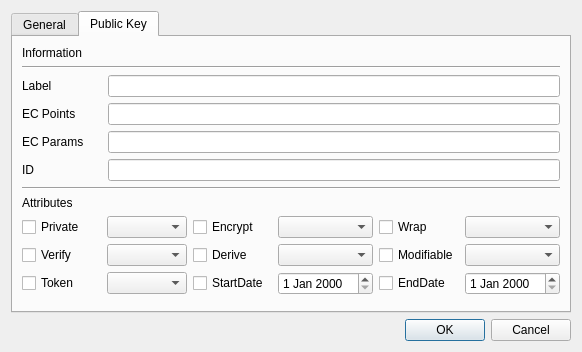
Qt form CryptokiMan/create_ec_pub_key_dlg.ui (jykim74/CryptokiMan) before a commit.
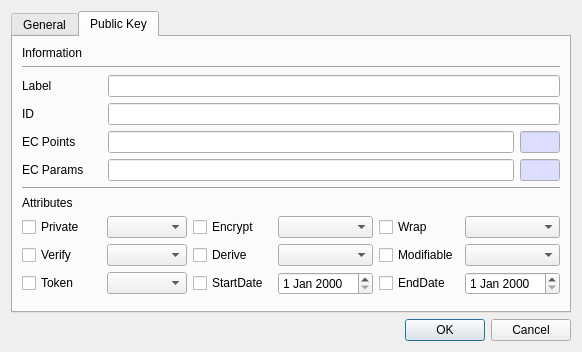
The same form after that commit. The open tabs and pages were chosen to show the change.

```diff
--- a/CryptokiMan/create_ec_pub_key_dlg.ui
+++ b/CryptokiMan/create_ec_pub_key_dlg.ui
@@ -305,28 +305,32 @@
           <number>0</number>
          </property>
          <item row="1" column="0">
+          <widget class="QLabel" name="label_7">
+           <property name="text">
+            <string>ID</string>
+           </property>
+          </widget>
+         </item>
+         <item row="3" column="1">
+          <widget class="QLineEdit" name="mECParamsText"/>
+         </item>
+         <item row="2" column="1">
+          <widget class="QLineEdit" name="mECPointsText"/>
+         </item>
+         <item row="2" column="0">
           <widget class="QLabel" name="label_5">
            <property name="text">
             <string>EC Points</string>
            </property>
           </widget>
          </item>
-         <item row="0" column="1">
-          <widget class="QLineEdit" name="mLabelText"/>
-         </item>
-         <item row="2" column="0">
+         <item row="3" column="0">
           <widget class="QLabel" name="label_6">
            <property name="text">
             <string>EC Params</string>
            </property>
           </widget>
          </item>
-         <item row="1" column="1">
-          <widget class="QLineEdit" name="mECPointsText"/>
-         </item>
-         <item row="2" column="1">
-          <widget class="QLineEdit" name="mECParamsText"/>
-         </item>
          <item row="0" column="0">
           <widget class="QLabel" name="label_4">
            <property name="minimumSize">
@@ -340,14 +344,122 @@
            </property>
           </widget>
          </item>
-         <item row="3" column="0">
-          <widget class="QLabel" name="label_7">
-           <property name="text">
-            <string>ID</string>
+         <item row="2" column="2">
+          <widget class="QLineEdit" name="mECPointsLenText">
+           <property name="minimumSize">
+            <size>
+             <width>40</width>
+             <height>0</height>
+            </size>
            </property>
+           <property name="maximumSize">
+            <size>
+             <width>40</width>
+             <height>16777215</height>
+            </size>
+           </property>
+           <property name="palette">
+            <palette>
+             <active>
+              <colorrole role="Base">
+               <brush brushstyle="SolidPattern">
+                <color alpha="255">
+                 <red>221</red>
+                 <green>221</green>
+                 <blue>255</blue>
+                </color>
+               </brush>
+              </colorrole>
+             </active>
+             <inactive>
+              <colorrole role="Base">
+               <brush brushstyle="SolidPattern">
+                <color alpha="255">
+                 <red>221</red>
+                 <green>221</green>
+                 <blue>255</blue>
+                </color>
+               </brush>
+              </colorrole>
+             </inactive>
+             <disabled>
+              <colorrole role="Base">
+               <brush brushstyle="SolidPattern">
+                <color alpha="255">
+                 <red>240</red>
+                 <green>240</green>
+                 <blue>240</blue>
+                </color>
+               </brush>
+              </colorrole>
+             </disabled>
+            </palette>
+           </property>
+           <property name="readOnly">
+            <bool>true</bool>
+           </property>
           </widget>
          </item>
-         <item row="3" column="1">
+         <item row="3" column="2">
+          <widget class="QLineEdit" name="mECParamsLenText">
+           <property name="minimumSize">
+            <size>
+             <width>40</width>
+             <height>0</height>
+            </size>
+           </property>
+           <property name="maximumSize">
+            <size>
+             <width>40</width>
+             <height>16777215</height>
+            </size>
+           </property>
+           <property name="palette">
+            <palette>
+             <active>
+              <colorrole role="Base">
+               <brush brushstyle="SolidPattern">
+                <color alpha="255">
+                 <red>221</red>
+                 <green>221</green>
+                 <blue>255</blue>
+                </color>
+               </brush>
+              </colorrole>
+             </active>
+             <inactive>
+              <colorrole role="Base">
+               <brush brushstyle="SolidPattern">
+                <color alpha="255">
+                 <red>221</red>
+                 <green>221</green>
+                 <blue>255</blue>
+                </color>
+               </brush>
+              </colorrole>
+             </inactive>
+             <disabled>
+              <colorrole role="Base">
+               <brush brushstyle="SolidPattern">
+                <color alpha="255">
+                 <red>240</red>
+                 <green>240</green>
+                 <blue>240</blue>
+                </color>
+               </brush>
+              </colorrole>
+             </disabled>
+            </palette>
+           </property>
+           <property name="readOnly">
+            <bool>true</bool>
+           </property>
+          </widget>
+         </item>
+         <item row="0" column="1" colspan="2">
+          <widget class="QLineEdit" name="mLabelText"/>
+         </item>
+         <item row="1" column="1" colspan="2">
           <widget class="QLineEdit" name="mIDText"/>
          </item>
         </layout>
```
Left out of the diff: 3 changed lines with no effect on the pictures.
